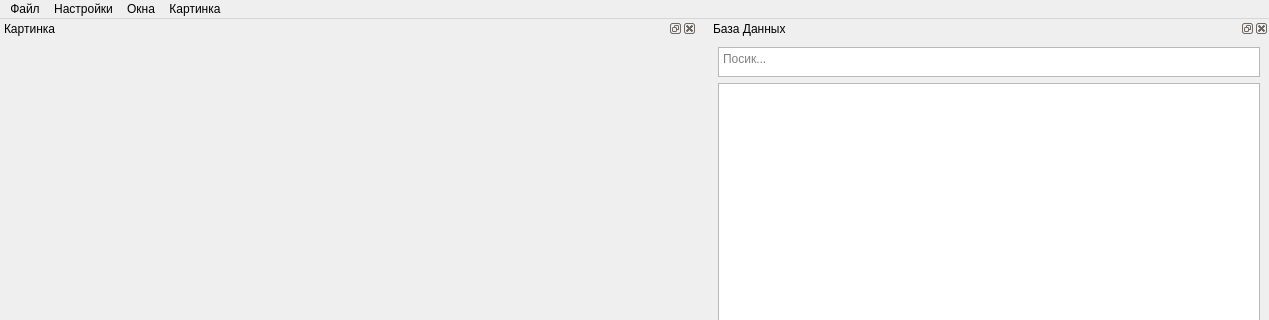
The window that source/ui/windows/mainwindow.ui (pavel-cpp/tip) describes before a commit, drawn with Qt 5; both pictures show x 0 to 1269 and y 0 to 320 of the 1269 by 734 pixel window.
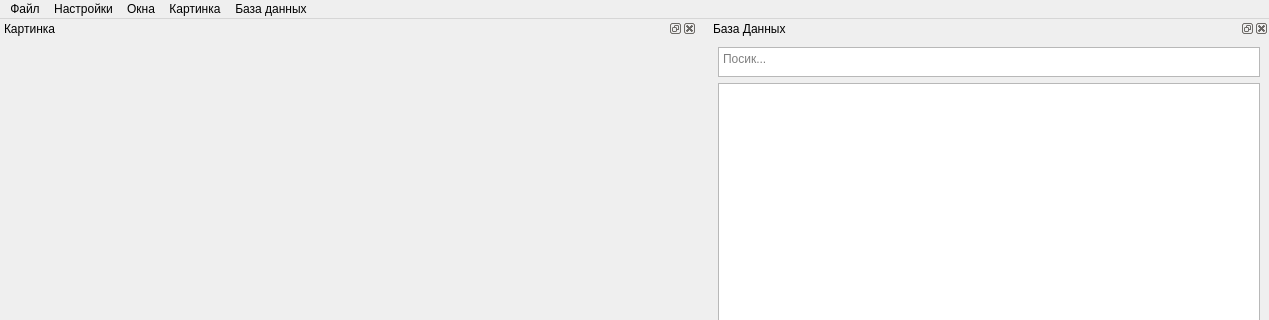
The same window after the commit.

```diff
--- a/source/ui/windows/mainwindow.ui
+++ b/source/ui/windows/mainwindow.ui
@@ -79,10 +79,19 @@
     <addaction name="image_scale_up"/>
     <addaction name="image_scale_down"/>
    </widget>
+   <widget class="QMenu" name="database_menu">
+    <property name="title">
+     <string>База данных</string>
+    </property>
+    <addaction name="insert_single_record"/>
+    <addaction name="insert_same_records"/>
+    <addaction name="refresh_database_action"/>
+   </widget>
    <addaction name="file_menu"/>
    <addaction name="settings_menu"/>
    <addaction name="windows_menu"/>
    <addaction name="image_menu"/>
+   <addaction name="database_menu"/>
   </widget>
   <widget class="QDockWidget" name="database_dock">
    <property name="sizePolicy">
```
Left out of the diff: 51 changed lines with no effect on the pictures.
